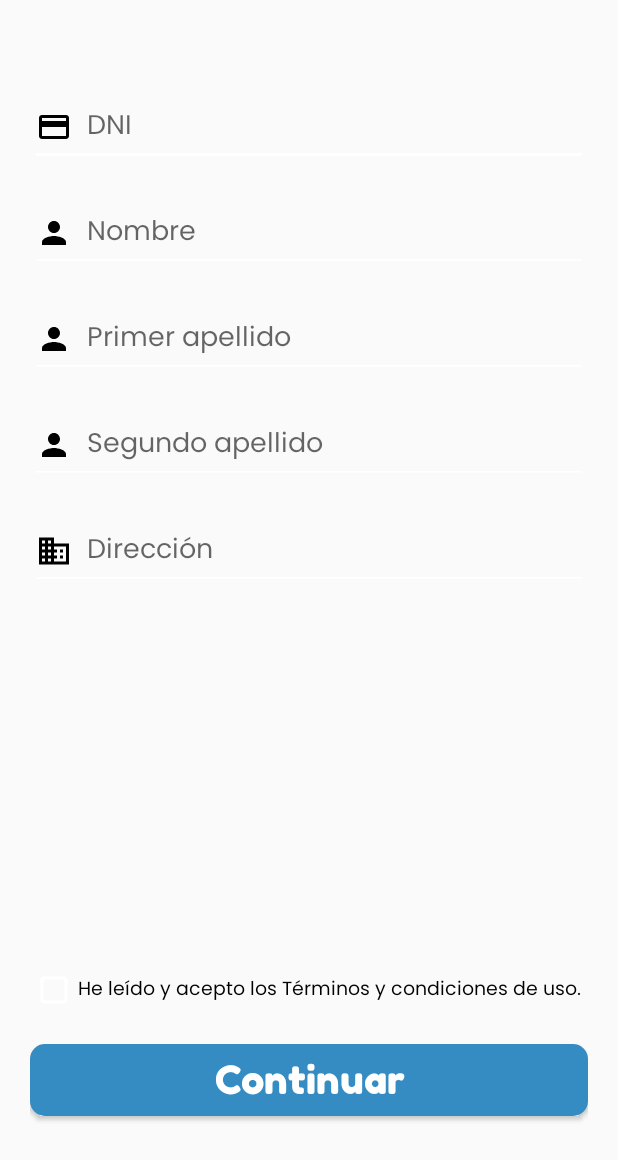
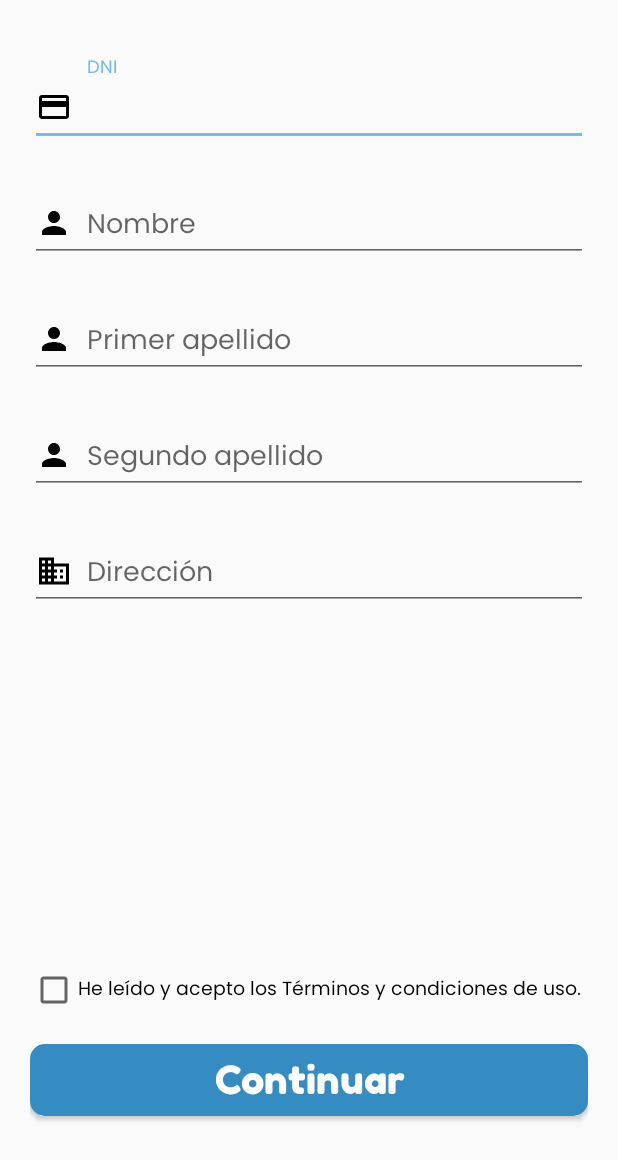
Before and after one commit to AlexGM117/Kleanny, an Android app: the fragment RegisterStep2Fragment shown on its own in the app's theme, on a phone screen of 412 x 824 dp. Shown: the top 1160 px of the screen. Run offline under Robolectric (Android 15) with nearby library versions, the phone set to English and light mode, and no system bars.

Commit message:
Actualización de controles para las pantallas de registro

```diff
--- a/app/src/main/java/com/creamoslab/kleanny/LoginFragment.kt
+++ b/app/src/main/java/com/creamoslab/kleanny/LoginFragment.kt
@@ -28,7 +28,7 @@ class LoginFragment : Fragment() {
     override fun onViewCreated(view: View, savedInstanceState: Bundle?) {
         super.onViewCreated(view, savedInstanceState)
         val spannableString = SpannableString("¿No estas registrado? Únete")
-        spannableString.setSpan(ForegroundColorSpan(Color.WHITE), 22, 27, Spannable.SPAN_EXCLUSIVE_EXCLUSIVE)
+        spannableString.setSpan(ForegroundColorSpan(Color.parseColor("#358cc3")), 22, 27, Spannable.SPAN_EXCLUSIVE_EXCLUSIVE)
         textView3.text = spannableString
     }
 }
--- a/app/src/main/res/layout/fragment_register_step2.xml
+++ b/app/src/main/res/layout/fragment_register_step2.xml
@@ -8,65 +8,95 @@
         android:padding="@dimen/margin_fragments"
         tools:context=".Register.RegisterStep2Fragment">
 
-    <EditText
-            android:id="@+id/editText_dni"
+    <com.google.android.material.textfield.TextInputLayout
+            android:id="@+id/inputDni"
+            android:layout_width="0dp"
+            android:layout_height="wrap_content"
+            android:layout_marginTop="16dp"
+            app:layout_constraintTop_toTopOf="parent"
+            app:layout_constraintStart_toStartOf="parent"
+            app:layout_constraintEnd_toEndOf="parent">
+
+        <com.google.android.material.textfield.TextInputEditText
                 android:layout_width="match_parent"
                 android:layout_height="wrap_content"
                 android:hint="@string/dni"
                 android:drawableStart="@drawable/ic_dni"
                 android:drawablePadding="10dp"
-            android:layout_marginTop="40dp"
-            app:layout_constraintTop_toTopOf="parent"
+                android:inputType="numberDecimal"/>
+    </com.google.android.material.textfield.TextInputLayout>
+
+    <com.google.android.material.textfield.TextInputLayout
+            android:id="@+id/inputNombre"
+            android:layout_width="0dp"
+            android:layout_height="wrap_content"
+            android:layout_marginTop="16dp"
+            app:layout_constraintTop_toBottomOf="@id/inputDni"
             app:layout_constraintStart_toStartOf="parent"
-            app:layout_constraintEnd_toEndOf="parent"/>
+            app:layout_constraintEnd_toEndOf="parent">
 
-    <EditText
-            android:id="@+id/editText_nombre"
+        <com.google.android.material.textfield.TextInputEditText
                 android:layout_width="match_parent"
                 android:layout_height="wrap_content"
                 android:hint="@string/nombre"
                 android:drawableStart="@drawable/ic_person_black"
                 android:drawablePadding="10dp"
-            android:layout_marginTop="20dp"
-            app:layout_constraintTop_toBottomOf="@id/editText_dni"
+                android:inputType="textPersonName"/>
+    </com.google.android.material.textfield.TextInputLayout>
+
+    <com.google.android.material.textfield.TextInputLayout
+            android:id="@+id/inputPrimerApellido"
+            android:layout_width="0dp"
+            android:layout_height="wrap_content"
+            android:layout_marginTop="16dp"
+            app:layout_constraintTop_toBottomOf="@id/inputNombre"
             app:layout_constraintStart_toStartOf="parent"
-            app:layout_constraintEnd_toEndOf="parent"/>
+            app:layout_constraintEnd_toEndOf="parent">
 
-    <EditText
-            android:id="@+id/editText_primer_apellido"
+        <com.google.android.material.textfield.TextInputEditText
                 android:layout_width="match_parent"
                 android:layout_height="wrap_content"
                 android:hint="@string/primer_apellido"
                 android:drawableStart="@drawable/ic_person_black"
                 android:drawablePadding="10dp"
-            android:layout_marginTop="20dp"
-            app:layout_constraintTop_toBottomOf="@id/editText_nombre"
+                android:inputType="textPersonName"/>
+    </com.google.android.material.textfield.TextInputLayout>
+
+    <com.google.android.material.textfield.TextInputLayout
+            android:id="@+id/inputSegundoApellido"
+            android:layout_width="0dp"
+            android:layout_height="wrap_content"
+            android:layout_marginTop="16dp"
+            app:layout_constraintTop_toBottomOf="@id/inputPrimerApellido"
             app:layout_constraintStart_toStartOf="parent"
-            app:layout_constraintEnd_toEndOf="parent"/>
+            app:layout_constraintEnd_toEndOf="parent">
 
-    <EditText
-            android:id="@+id/editText_segundo_apellido"
+        <com.google.android.material.textfield.TextInputEditText
                 android:layout_width="match_parent"
                 android:layout_height="wrap_content"
                 android:hint="@string/segundo_apellido"
                 android:drawableStart="@drawable/ic_person_black"
                 android:drawablePadding="10dp"
-            android:layout_marginTop="20dp"
-            app:layout_constraintTop_toBottomOf="@id/editText_primer_apellido"
+                android:inputType="textPersonName"/>
+    </com.google.android.material.textfield.TextInputLayout>
+
+    <com.google.android.material.textfield.TextInputLayout
+            android:id="@+id/inputDireccion"
+            android:layout_width="0dp"
+            android:layout_height="wrap_content"
+            android:layout_marginTop="16dp"
+            app:layout_constraintTop_toBottomOf="@id/inputSegundoApellido"
             app:layout_constraintStart_toStartOf="parent"
-            app:layout_constraintEnd_toEndOf="parent"/>
+            app:layout_constraintEnd_toEndOf="parent">
 
-    <EditText
-            android:id="@+id/editText_direccion"
+        <com.google.android.material.textfield.TextInputEditText
                 android:layout_width="match_parent"
                 android:layout_height="wrap_content"
                 android:hint="@string/direccion"
                 android:drawableStart="@drawable/ic_address"
                 android:drawablePadding="10dp"
-            android:layout_marginTop="20dp"
-            app:layout_constraintTop_toBottomOf="@id/editText_segundo_apellido"
-            app:layout_constraintStart_toStartOf="parent"
-            app:layout_constraintEnd_toEndOf="parent"/>
+                android:inputType="textPersonName"/>
+    </com.google.android.material.textfield.TextInputLayout>
 
     <CheckBox
             android:layout_width="wrap_content"
--- a/app/src/main/res/values/styles.xml
+++ b/app/src/main/res/values/styles.xml
@@ -7,8 +7,6 @@
         <item name="colorPrimaryDark">@color/colorPrimaryDark</item>
         <item name="colorAccent">@color/colorAccent</item>
         <!--personalización de los textos que vienen por default-->
-        <item name="colorControlNormal">@android:color/white</item>
-        <item name="colorControlActivated">@android:color/white</item>
         <item name="editTextStyle">@style/StandardEditTextStyle</item>
         <item name="android:textViewStyle">@style/StandardTextViewStyle</item>
         <item name="checkboxStyle">@style/StandardCheckBoxStyle</item>
```
Also changed, not shown: app/src/main/res/layout/activity_main.xml (+5 -4 lines), app/src/main/res/layout/fragment_login.xml (+16 -40 lines), app/src/main/res/layout/fragment_register_step1.xml (+39 -24 lines), app/src/main/res/layout/fragment_register_step3.xml (+29 -19 lines), app/src/main/res/drawable/ic_login.png (added). Lines whose indentation alone changed are shown as unchanged.
